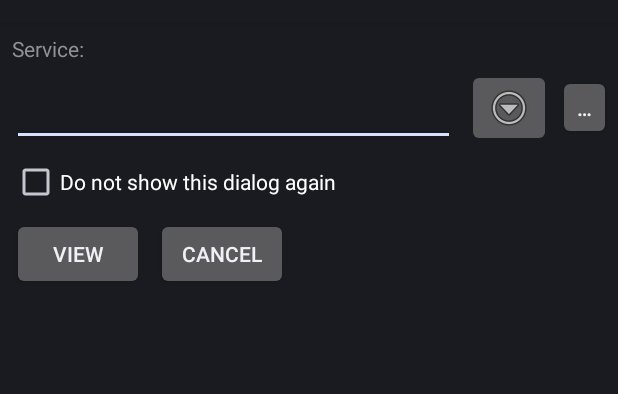
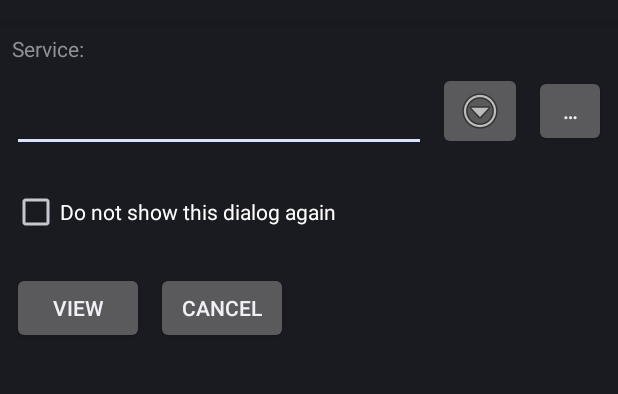
Before and after one commit to k3b/AndroidGeo2ArticlesMap, an Android app: the layout activity_choose_url.xml on its own in the app's theme, with its tools: preview values and no code run, on a phone screen of 412 x 824 dp, the part 62-456 px from its top. Run offline under Robolectric (Android 15) with nearby library versions, the phone set to English and light mode, and no system bars.

Commit message:
#1 fixed layout

```diff
--- a/app/src/main/res/layout/activity_choose_url.xml
+++ b/app/src/main/res/layout/activity_choose_url.xml
@@ -10,17 +10,9 @@ Show articles near
 Service:
 [de.wikipedia.org_____] V [...]
 
-[X] Add Symbols to map
-[X] Add Icon to popup
 [X] Do not show this dialog again
 
-File Format:
-[kml.zip______________] V
-
-Select geo viewer:
-[Location Map Viewer   ] V [...]
-
-[OK] [Cancel]
+[View] [Cancel]
  -->
 <androidx.constraintlayout.widget.ConstraintLayout xmlns:android="http://schemas.android.com/apk/res/android"
     xmlns:app="http://schemas.android.com/apk/res-auto"
@@ -28,100 +20,100 @@ Select geo viewer:
     android:layout_width="fill_parent"
     android:layout_height="wrap_content">
 
-    <TextView
-        android:id="@+id/lbl_service"
+    <TextView android:id="@+id/lbl_service"
         android:layout_width="wrap_content"
         android:layout_height="wrap_content"
         android:layout_marginStart="8dp"
         android:layout_marginTop="8dp"
+        android:labelFor="@+id/edit_service"
         android:text="@string/lbl_service"
-        android:labelFor="@+id/edit_service"
         app:layout_constraintStart_toStartOf="parent"
         app:layout_constraintTop_toTopOf="parent" />
 
-    <EditText
-        android:id="@+id/edit_service"
-        android:layout_width="295dp"
-        android:layout_height="43dp"
-        android:layout_marginStart="8dp"
-        android:layout_marginTop="8dp"
-        android:ems="10"
-        android:inputType="textUri"
-        android:autofillHints="@string/lbl_service"
-        app:layout_constraintStart_toStartOf="parent"
+    <!--  -->
+    <EditText android:id="@+id/edit_service"
+        android:layout_width="0dp"
+        android:layout_height="wrap_content"
 
-        app:layout_constraintTop_toBottomOf="@+id/lbl_service"
-        app:layout_constraintTop_toTopOf="@+id/cmd_service_history" />
-
-    <ImageButton
-        android:id="@+id/cmd_service_history"
-        android:layout_width="wrap_content"
-        android:layout_height="wrap_content"
-        android:layout_marginStart="8dp"
-        android:src="@android:drawable/ic_menu_more"
-        app:layout_constraintBottom_toBottomOf="@+id/cmd_service"
-        app:layout_constraintStart_toEndOf="@+id/edit_service"
-        app:layout_constraintTop_toBottomOf="@+id/lbl_service"
-        app:layout_constraintTop_toTopOf="@+id/cmd_service" />
-
-    <Button
-        android:id="@+id/cmd_service"
-        android:layout_width="35dp"
-        android:layout_height="43dp"
         android:layout_marginStart="8dp"
         android:layout_marginTop="8dp"
         android:layout_marginEnd="8dp"
+        android:autofillHints="@string/hint_edit_service"
+        android:ems="10"
+        android:inputType="textUri"
+        android:minHeight="48dp"
+        app:layout_constraintBottom_toBottomOf="@+id/cmd_service"
+        app:layout_constraintEnd_toStartOf="@+id/cmd_service_history"
+        app:layout_constraintHorizontal_bias="0.82"
+        app:layout_constraintStart_toStartOf="parent"
+        app:layout_constraintTop_toTopOf="@+id/cmd_service_history" />
+
+    <ImageButton android:id="@+id/cmd_service_history"
+        android:layout_width="wrap_content"
+        android:layout_height="wrap_content"
+        android:layout_marginEnd="8dp"
+        android:contentDescription="@string/hint_history"
+        android:src="@android:drawable/ic_menu_more"
+        app:layout_constraintBottom_toBottomOf="@+id/cmd_service"
+        app:layout_constraintEnd_toStartOf="@+id/cmd_service"
+        app:layout_constraintTop_toTopOf="@+id/cmd_service" />
+
+    <Button android:id="@+id/cmd_service"
+        android:layout_width="48dp"
+        android:layout_height="48dp"
+        android:layout_marginTop="8dp"
+        android:layout_marginEnd="8dp"
+        android:contentDescription="@string/hint_choose_service"
         android:text="@string/btn_popup"
         app:layout_constraintEnd_toEndOf="parent"
-        app:layout_constraintStart_toEndOf="@+id/cmd_service_history"
         app:layout_constraintTop_toBottomOf="@+id/lbl_service"
         tools:text="@string/btn_popup" />
 
-    <!-- -->
+    <!--  -->
 
     <CheckBox
         android:id="@+id/chk_hide"
         android:layout_width="wrap_content"
         android:layout_height="wrap_content"
         android:layout_marginStart="8dp"
-        android:layout_marginTop="8dp"
+        android:layout_marginTop="16dp"
+        android:minHeight="48dp"
         android:text="@string/lbl_donot_show_this_dialog_again"
         app:layout_constraintStart_toStartOf="parent"
         app:layout_constraintTop_toBottomOf="@+id/edit_service" />
 
     <!--  -->
+
     <Button
         android:id="@+id/cmd_view"
         android:layout_width="wrap_content"
         android:layout_height="wrap_content"
         android:layout_marginStart="8dp"
-        android:layout_marginTop="8dp"
+        android:layout_marginTop="16dp"
         android:text="@string/view"
         app:layout_constraintStart_toStartOf="parent"
         app:layout_constraintTop_toBottomOf="@+id/chk_hide" />
 
-    <Button
-        android:id="@+id/cmd_share"
+    <Button android:id="@+id/cmd_share"
+        android:layout_width="wrap_content"
+        android:layout_height="wrap_content"
+        android:layout_marginStart="96dp"
+        android:text="@string/share"
+        android:visibility="gone"
+        app:layout_constraintBottom_toBottomOf="@+id/cmd_view"
+        app:layout_constraintStart_toStartOf="parent"
+        app:layout_constraintTop_toTopOf="@+id/cmd_view" />
+
+    <Button android:id="@+id/cmd_cancel"
         android:layout_width="wrap_content"
         android:layout_height="wrap_content"
         android:layout_marginStart="8dp"
-        android:text="@string/share"
-        android:visibility="gone"
+        android:layout_marginBottom="8dp"
+        android:text="@android:string/cancel"
         app:layout_constraintBottom_toBottomOf="@+id/cmd_view"
         app:layout_constraintStart_toEndOf="@+id/cmd_view"
         app:layout_constraintTop_toTopOf="@+id/cmd_view"
-        />
-
-    <Button
-        android:id="@+id/cmd_cancel"
-        android:layout_width="wrap_content"
-        android:layout_height="wrap_content"
-        android:layout_marginStart="8dp"
-        android:text="@android:string/cancel"
-        app:layout_constraintBottom_toBottomOf="@+id/cmd_share"
-        app:layout_constraintStart_toEndOf="@+id/cmd_share"
-        app:layout_constraintTop_toTopOf="@+id/cmd_share"
-         />
+        app:layout_constraintVertical_bias="0.0" />
 
     <!--  -->
 
@@ -130,9 +122,8 @@ Select geo viewer:
         android:layout_width="wrap_content"
         android:layout_height="wrap_content"
         android:layout_marginStart="8dp"
-        android:layout_marginTop="8dp"
+        android:layout_marginTop="16dp"
         app:layout_constraintStart_toStartOf="parent"
         app:layout_constraintTop_toBottomOf="@+id/cmd_view" />
 
-
 </androidx.constraintlayout.widget.ConstraintLayout>
--- a/app/src/main/res/values/strings.xml
+++ b/app/src/main/res/values/strings.xml
@@ -23,6 +23,7 @@
 
     <string name="btn_popup">…</string>
     <string name="lbl_service">Service:</string>
+    <string name="hint_edit_service">enter or select Service</string>
     <string name="lbl_donot_show_this_dialog_again">Do not show this dialog again</string>
     <string name="view">View</string>
     <string name="share">Share</string>
@@ -31,4 +32,6 @@
     <string name="error_permission">Missing permisions</string>
     <string name="error_service">Service error in %1$s</string>
     <string name="error_location_map_viewer_not_found">You must also install LocationMapViewer</string>
+    <string name="hint_choose_service">Choose Service</string>
+    <string name="hint_history">History</string>
 </resources>
```
